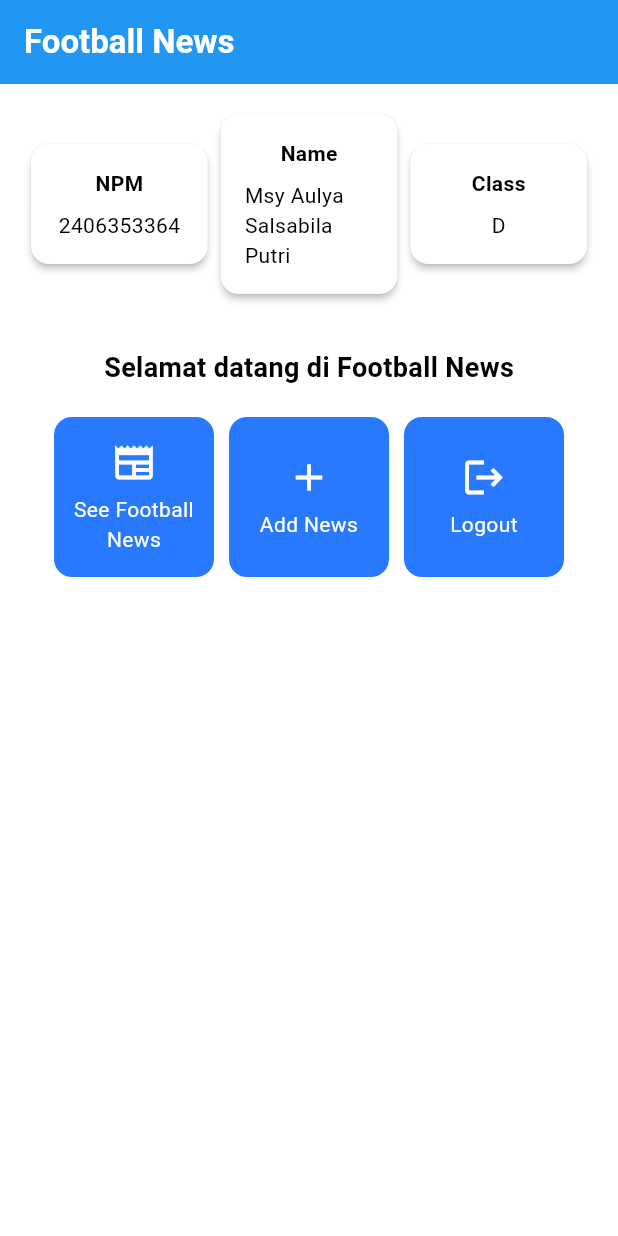
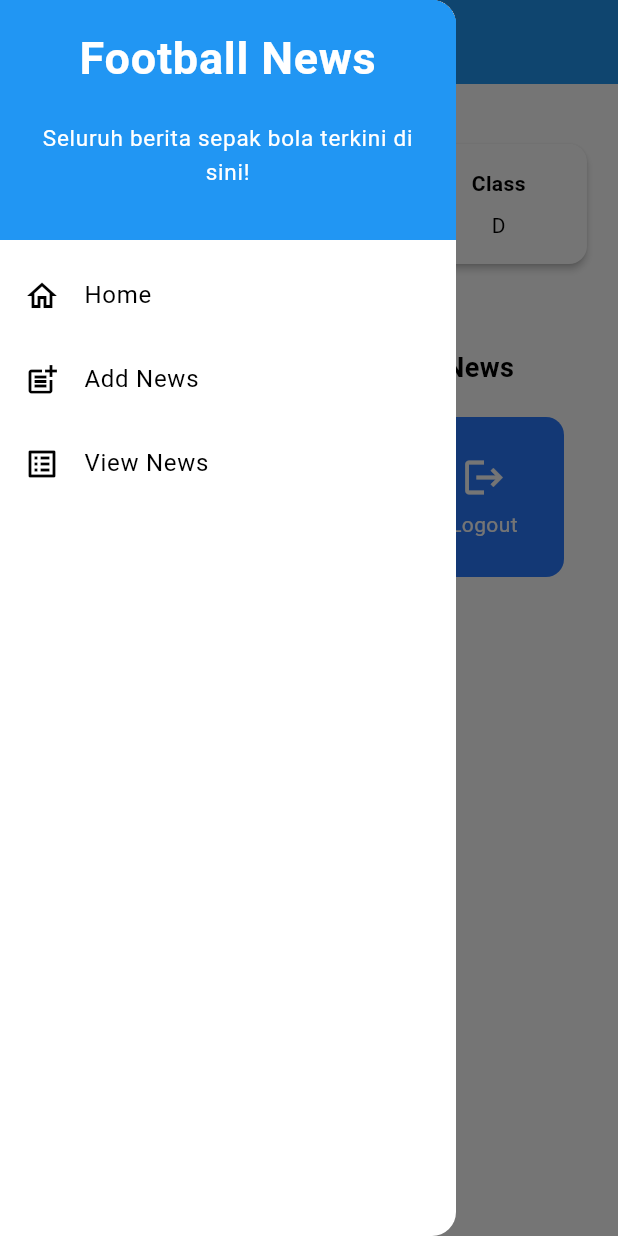
Before and after one commit to slsbilaap/football-news-mobile, a Flutter app: the screen it shows after launch, with the side drawer open (before the commit the screen has no drawer), on a phone screen of 412 x 824 dp. Run offline on Flutter 3.47's test engine with Material 3 defaults, Android fonts, the phone set to English and light mode, and no system bars.

Commit message:
Tutorial 7 done

```diff
--- a/lib/main.dart
+++ b/lib/main.dart
@@ -1,5 +1,5 @@
 import 'package:flutter/material.dart';
-import 'package:football_news/menu.dart';
+import 'package:football_news/screens/menu.dart';
 
 void main() {
   runApp(const MyApp());
--- a/lib/menu.dart
+++ b/lib/screens/menu.dart
@@ -1,4 +1,6 @@
 import 'package:flutter/material.dart';
+import 'package:football_news/widgets/left_drawer.dart';
+import 'package:football_news/widgets/news_card.dart';
 
 class MyHomePage extends StatelessWidget {
   MyHomePage({super.key});
@@ -26,6 +28,7 @@ class MyHomePage extends StatelessWidget {
         ),
         backgroundColor: Theme.of(context).colorScheme.primary,
       ),
+      drawer: LeftDrawer(),
       body: Padding(
         padding: const EdgeInsets.all(16.0),
         child: Column(
@@ -109,49 +112,3 @@ class ItemHomepage {
 
   ItemHomepage(this.name, this.icon);
 }
-
-class ItemCard extends StatelessWidget {
-  final ItemHomepage item;
-
-  const ItemCard(this.item, {super.key});
-
-  @override
-  Widget build(BuildContext context) {
-    return Material(
-      color: Theme.of(context).colorScheme.secondary,
-      borderRadius: BorderRadius.circular(12),
-      child: InkWell(
-        onTap: () {
-          ScaffoldMessenger.of(context)
-            ..hideCurrentSnackBar()
-            ..showSnackBar(
-              SnackBar(
-                content: Text("Kamu telah menekan tombol ${item.name}!"),
-              ),
-            );
-        },
-        child: Container(
-          padding: const EdgeInsets.all(8),
-          child: Center(
-            child: Column(
-              mainAxisAlignment: MainAxisAlignment.center,
-              children: [
-                Icon(
-                  item.icon,
-                  color: Colors.white,
-                  size: 30.0,
-                ),
-                const Padding(padding: EdgeInsets.all(3)),
-                Text(
-                  item.name,
-                  textAlign: TextAlign.center,
-                  style: const TextStyle(color: Colors.white),
-                ),
-              ],
-            ),
-          ),
-        ),
-      ),
-    );
-  }
-}
--- /dev/null
+++ b/lib/widgets/left_drawer.dart
@@ -0,0 +1,87 @@
+import 'package:flutter/material.dart';
+import 'package:football_news/screens/menu.dart';
+import 'package:football_news/screens/newslist_form.dart';
+
+class LeftDrawer extends StatelessWidget {
+  const LeftDrawer({super.key});
+
+  @override
+  Widget build(BuildContext context) {
+    return Drawer(
+      child: ListView(
+        children: [
+          const DrawerHeader(
+            decoration: BoxDecoration(
+              color: Colors.blue,
+            ),
+            child: Column(
+              children: [
+                Text(
+                  'Football News',
+                  textAlign: TextAlign.center,
+                  style: TextStyle(
+                    fontSize: 30,
+                    fontWeight: FontWeight.bold,
+                    color: Colors.white,
+                  ),
+                ),
+                Padding(padding: EdgeInsets.all(10)),
+                Text("Seluruh berita sepak bola terkini di sini!",
+                    // Tambahkan gaya teks dengan center alignment, font ukuran 15, warna putih, dan weight biasa
+                    textAlign: TextAlign.center,
+                    style: TextStyle(
+                      fontSize: 15,
+                      fontWeight: FontWeight.normal,
+                      color: Colors.white,
+                    ),
+                  ),
+              ],
+            ),
+          ),
+          // Bagian routing
+          ListTile(
+            leading: const Icon(Icons.home_outlined),
+            title: const Text('Home'),
+            // Bagian redirection ke MyHomePage
+            onTap: () {
+              Navigator.pushReplacement(
+                  context,
+                  MaterialPageRoute(
+                    builder: (context) => MyHomePage(),
+                  ));
+            },
+          ),
+          ListTile(
+            leading: const Icon(Icons.post_add),
+            title: const Text('Add News'),
+            // Bagian redirection ke NewsFormPage
+            onTap: () {
+              // Routing ke NewsFormPage
+              Navigator.pushReplacement(
+                context,
+                MaterialPageRoute(
+                  builder: (context) => const NewsFormPage(),
+                ),
+              );
+            },
+          ),
+          // Buat ListTile baru untuk ke halaman melihat news
+          ListTile(
+            leading: const Icon(Icons.list_alt),
+            title: const Text('View News'),
+            // Bagian redirection ke NewsFormPage
+            onTap: () {
+              // Routing ke NewsFormPage
+              Navigator.pushReplacement(
+                context,
+                MaterialPageRoute(
+                  builder: (context) => MyHomePage(),
+                ),
+              );
+            },
+          )
+        ],
+      ),
+    );
+  }
+}
--- /dev/null
+++ b/lib/widgets/news_card.dart
@@ -0,0 +1,59 @@
+import 'package:flutter/material.dart';
+import 'package:football_news/screens/menu.dart';
+import 'package:football_news/screens/newslist_form.dart';
+
+class ItemCard extends StatelessWidget {
+  final ItemHomepage item;
+
+  const ItemCard(this.item, {super.key});
+
+  @override
+  Widget build(BuildContext context) {
+    return Material(
+      color: Theme.of(context).colorScheme.secondary,
+      borderRadius: BorderRadius.circular(12),
+      child: InkWell(
+        onTap: () {
+          ScaffoldMessenger.of(context)
+            ..hideCurrentSnackBar()
+            ..showSnackBar(
+              SnackBar(
+                content: Text("Kamu telah menekan tombol ${item.name}!"),
+              ),
+            );
+            // Navigate ke route yang sesuai (tergantung jenis tombol)
+            if (item.name == "Tambah Berita") {
+              // Gunakan Navigator.push untuk melakukan navigasi ke MaterialPageRoute yang mencakup NewsFormPage.
+              Navigator.pushReplacement(
+                context,
+                MaterialPageRoute(
+                  builder: (context) => const NewsFormPage(),
+                ),
+              );
+            }
+        },
+        child: Container(
+          padding: const EdgeInsets.all(8),
+          child: Center(
+            child: Column(
+              mainAxisAlignment: MainAxisAlignment.center,
+              children: [
+                Icon(
+                  item.icon,
+                  color: Colors.white,
+                  size: 30.0,
+                ),
+                const Padding(padding: EdgeInsets.all(3)),
+                Text(
+                  item.name,
+                  textAlign: TextAlign.center,
+                  style: const TextStyle(color: Colors.white),
+                ),
+              ],
+            ),
+          ),
+        ),
+      ),
+    );
+  }
+}
```
Also changed, not shown: lib/screens/newslist_form.dart (added, +213 -0 lines).
